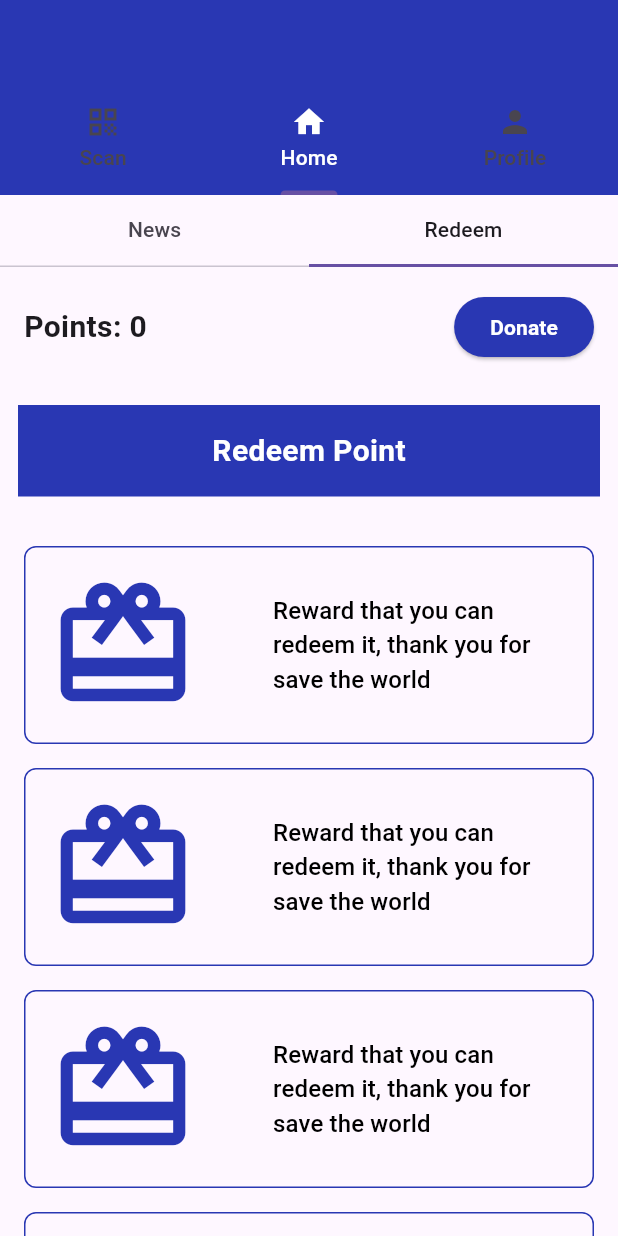
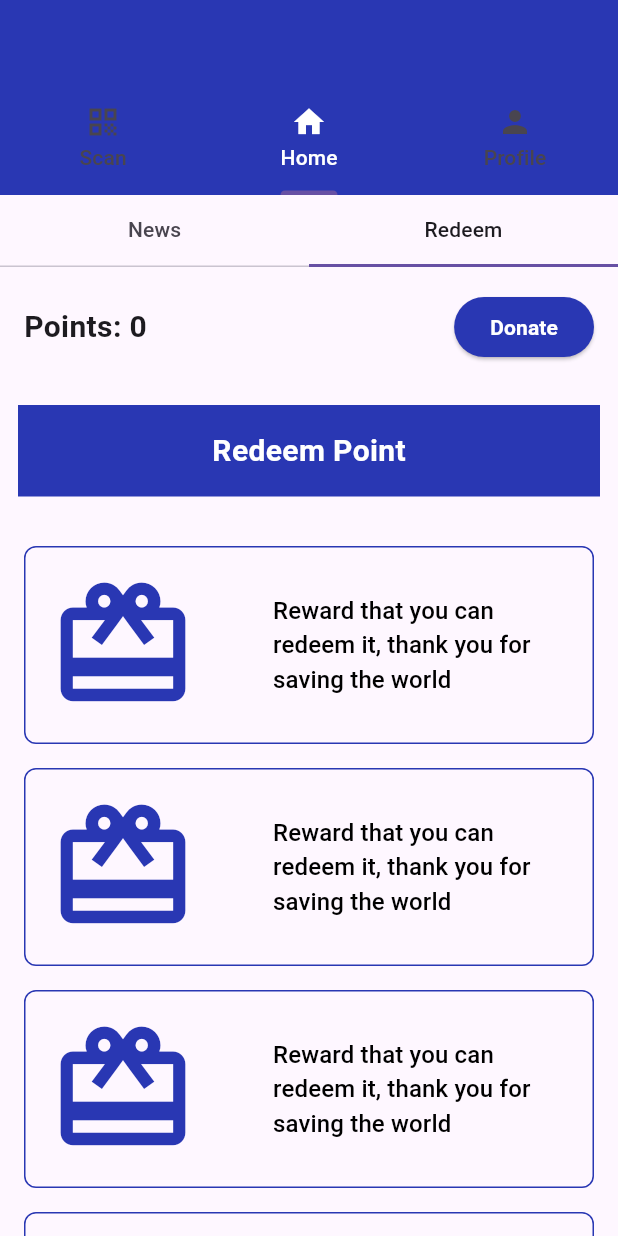
Before and after one commit to Minkeez/ecobin-user-application, a Flutter app: the Home screen opened directly, tab 2 chosen, on a phone screen of 412 x 824 dp. Run offline on Flutter 3.47's test engine with Material 3 defaults, Android fonts, the phone set to English and light mode, and no system bars; our stand-ins replace cloud_firestore, firebase_auth, firebase_core, image_picker, percent_indicator, pinput and 1 more; missing offline and left inert: qr_code_scanner; accounts and stored records are empty.

Commit message:
add redeem point but bug!! don't use it

```diff
--- a/lib/redeem_screen.dart
+++ b/lib/redeem_screen.dart
@@ -1,6 +1,8 @@
 import 'package:flutter/material.dart';
-import 'package:cloud_firestore/cloud_firestore.dart';
-import 'package:firebase_auth/firebase_auth.dart';
+// import 'package:cloud_firestore/cloud_firestore.dart';
+// import 'package:firebase_auth/firebase_auth.dart';
+import 'package:provider/provider.dart';
+import 'package:user_application/user_provider.dart';
 
 class RedeemScreen extends StatefulWidget {
   const RedeemScreen({super.key});
@@ -10,32 +12,12 @@ class RedeemScreen extends StatefulWidget {
 }
 
 class _RedeemScreenState extends State<RedeemScreen> {
-  final FirebaseAuth _auth = FirebaseAuth.instance;
-  final FirebaseFirestore _firestore = FirebaseFirestore.instance;
-
-  Future<int> _fetchUserPoints() async {
-    final user = _auth.currentUser;
-    if (user != null) {
-      final userDoc =
-          await _firestore.collection('Users').doc(user.phoneNumber).get();
-      if (userDoc.exists) {
-        return userDoc.data()?['totalPoints'] ?? 0;
-      }
-    }
-    return 0;
-  }
-
   @override
   Widget build(BuildContext context) {
-    return FutureBuilder<int>(
-      future: _fetchUserPoints(),
-      builder: (context, snapshot) {
-        if (snapshot.connectionState == ConnectionState.waiting) {
-          return const Center(child: CircularProgressIndicator());
-        } else if (snapshot.hasError) {
-          return const Center(child: Text('Error fetching points'));
-        } else {
-          int points = snapshot.data ?? 0;
+    return Consumer<UserProvider>(
+      builder: (context, userProvider, child) {
+        int points = userProvider.totalPoints;
+
         return Column(
           children: [
             // Points and Donate button section
@@ -89,7 +71,7 @@ class _RedeemScreenState extends State<RedeemScreen> {
             Expanded(
               child: ListView.builder(
                 padding: const EdgeInsets.all(16.0),
-                  itemCount: 5, // Assume we have 10 items for now
+                itemCount: 5, // Assume we have 5 items for now
                 itemBuilder: (context, index) {
                   return Container(
                     margin: const EdgeInsets.only(bottom: 16.0),
@@ -121,9 +103,9 @@ class _RedeemScreenState extends State<RedeemScreen> {
                           // Item description
                           Expanded(
                             child: Text(
-                                'Reward that you can redeem it, thank you for save the world',
-                                style: TextStyle(
-                                    fontSize: 16, color: Colors.black),
+                              'Reward that you can redeem it, thank you for saving the world',
+                              style:
+                                  TextStyle(fontSize: 16, color: Colors.black),
                             ),
                           ),
                         ],
@@ -135,8 +117,146 @@ class _RedeemScreenState extends State<RedeemScreen> {
             ),
           ],
         );
-        }
       },
     );
   }
 }
+
+// class RedeemScreen extends StatefulWidget {
+//   const RedeemScreen({super.key});
+
+//   @override
+//   State<RedeemScreen> createState() => _RedeemScreenState();
+// }
+
+// class _RedeemScreenState extends State<RedeemScreen> {
+//   final FirebaseAuth _auth = FirebaseAuth.instance;
+//   final FirebaseFirestore _firestore = FirebaseFirestore.instance;
+
+//   Future<int> _fetchUserPoints() async {
+//     final user = _auth.currentUser;
+//     if (user != null) {
+//       final userDoc =
+//           await _firestore.collection('Users').doc(user.phoneNumber).get();
+//       if (userDoc.exists) {
+//         return userDoc.data()?['totalPoints'] ?? 0;
+//       }
+//     }
+//     return 0;
+//   }
+
+//   @override
+//   Widget build(BuildContext context) {
+//     return FutureBuilder<int>(
+//       future: _fetchUserPoints(),
+//       builder: (context, snapshot) {
+//         if (snapshot.connectionState == ConnectionState.waiting) {
+//           return const Center(child: CircularProgressIndicator());
+//         } else if (snapshot.hasError) {
+//           return const Center(child: Text('Error fetching points'));
+//         } else {
+//           int points = snapshot.data ?? 0;
+//           return Column(
+//             children: [
+//               // Points and Donate button section
+//               Padding(
+//                 padding: const EdgeInsets.all(16.0),
+//                 child: Row(
+//                   mainAxisAlignment: MainAxisAlignment.spaceBetween,
+//                   children: [
+//                     Text(
+//                       'Points: $points',
+//                       style: const TextStyle(
+//                         fontSize: 20,
+//                         fontWeight: FontWeight.bold,
+//                       ),
+//                     ),
+//                     ElevatedButton(
+//                       onPressed: () {},
+//                       style: ElevatedButton.styleFrom(
+//                         backgroundColor: const Color.fromARGB(255, 41, 55, 179),
+//                       ),
+//                       child: const Text(
+//                         'Donate',
+//                         style: TextStyle(
+//                           color: Colors.white,
+//                           fontWeight: FontWeight.bold,
+//                         ),
+//                       ),
+//                     ),
+//                   ],
+//                 ),
+//               ),
+//               // Redeem Point label
+//               Container(
+//                 width: double.infinity,
+//                 margin: const EdgeInsets.all(12.0),
+//                 padding: const EdgeInsets.all(16.0),
+//                 color: const Color.fromARGB(255, 41, 55, 179),
+//                 child: const Center(
+//                   child: Text(
+//                     "Redeem Point",
+//                     style: TextStyle(
+//                       color: Colors.white,
+//                       fontSize: 20,
+//                       fontWeight: FontWeight.bold,
+//                     ),
+//                   ),
+//                 ),
+//               ),
+//               const SizedBox(height: 5),
+//               // Scrollable item list
+//               Expanded(
+//                 child: ListView.builder(
+//                   padding: const EdgeInsets.all(16.0),
+//                   itemCount: 5, // Assume we have 10 items for now
+//                   itemBuilder: (context, index) {
+//                     return Container(
+//                       margin: const EdgeInsets.only(bottom: 16.0),
+//                       child: TextButton(
+//                         style: TextButton.styleFrom(
+//                           side: const BorderSide(
+//                               color: Color.fromARGB(255, 41, 55, 179)),
+//                           padding: const EdgeInsets.all(16.0),
+//                           shape: RoundedRectangleBorder(
+//                             borderRadius: BorderRadius.circular(8.0),
+//                           ),
+//                         ),
+//                         onPressed: () {
+//                           // Handle item click
+//                         },
+//                         child: const Row(
+//                           children: [
+//                             // Dummy item image
+//                             SizedBox(
+//                               width: 100,
+//                               height: 100,
+//                               child: Icon(
+//                                 Icons.redeem,
+//                                 size: 100,
+//                                 color: Color.fromARGB(255, 41, 55, 179),
+//                               ),
+//                             ),
+//                             SizedBox(width: 50.0),
+//                             // Item description
+//                             Expanded(
+//                               child: Text(
+//                                 'Reward that you can redeem it, thank you for save the world',
+//                                 style: TextStyle(
+//                                     fontSize: 16, color: Colors.black),
+//                               ),
+//                             ),
+//                           ],
+//                         ),
+//                       ),
+//                     );
+//                   },
+//                 ),
+//               ),
+//             ],
+//           );
+//         }
+//       },
+//     );
+//   }
+// }
```
Also changed, not shown: lib/main.dart (+12 -4 lines), lib/profile_info.dart (+26 -19 lines), lib/profile_screen.dart (+7 -3 lines), lib/user_provider.dart (+79 -4 lines). Lines whose indentation alone changed are shown as unchanged.
